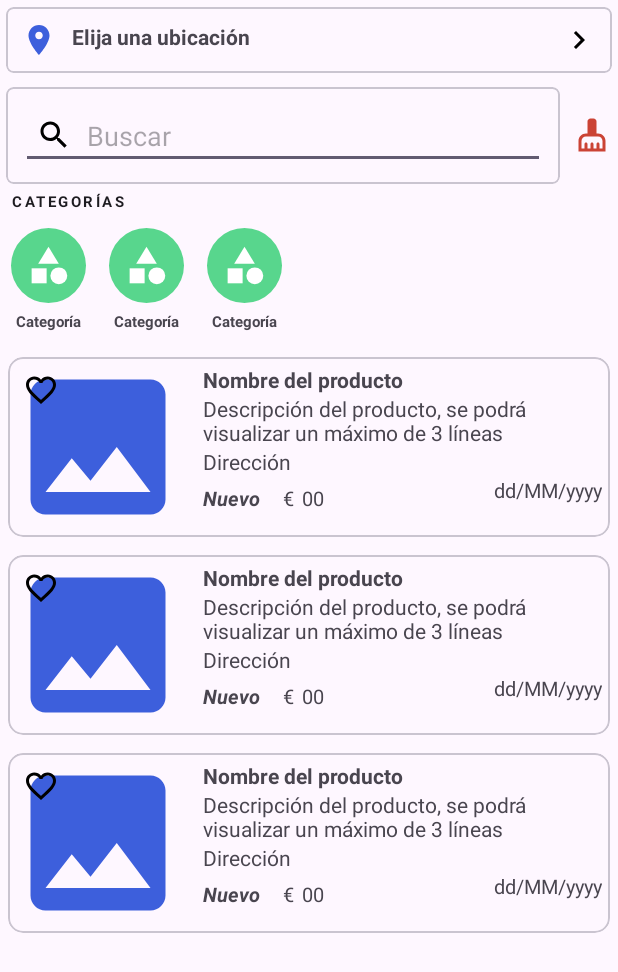
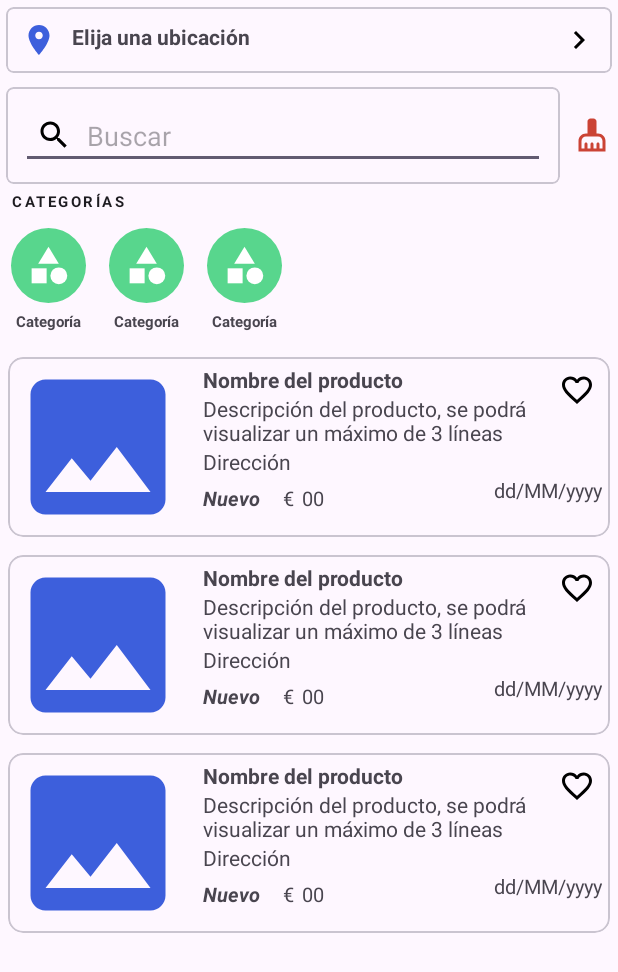
Before and after one commit to JesusMedinaP/App_Compra_Venta, an Android app: the layout fragment_inicio.xml on its own in the app's theme, with its tools: preview values and no code run, on a phone screen of 412 x 824 dp. Shown: the top 972 px of the screen. Run offline under Robolectric (Android 15) with nearby library versions, the phone set to English and light mode, and no system bars.

Commit message:
Pequeño ajuste de la visualización del anuncio. Me acabo de dar cuenta que el botón de favorita está encima de la imagen en lugar de a la derecha del todo. Así tiene un mejor diseño.

```diff
--- a/app/src/main/res/layout/item_anuncio.xml
+++ b/app/src/main/res/layout/item_anuncio.xml
@@ -108,6 +108,7 @@
             android:layout_height="wrap_content"
             android:background="@android:color/transparent"
             android:padding="10dp"
+            android:layout_alignParentEnd="true"
             android:src="@drawable/ic_no_favorito"/>
     </RelativeLayout>
 
```
